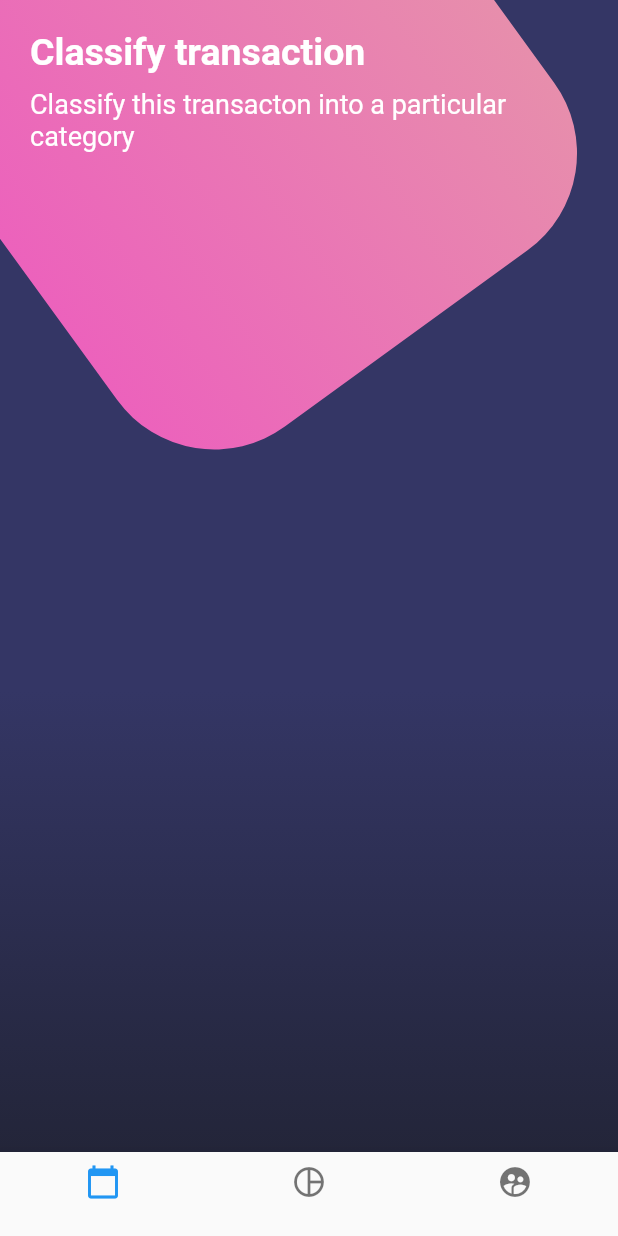
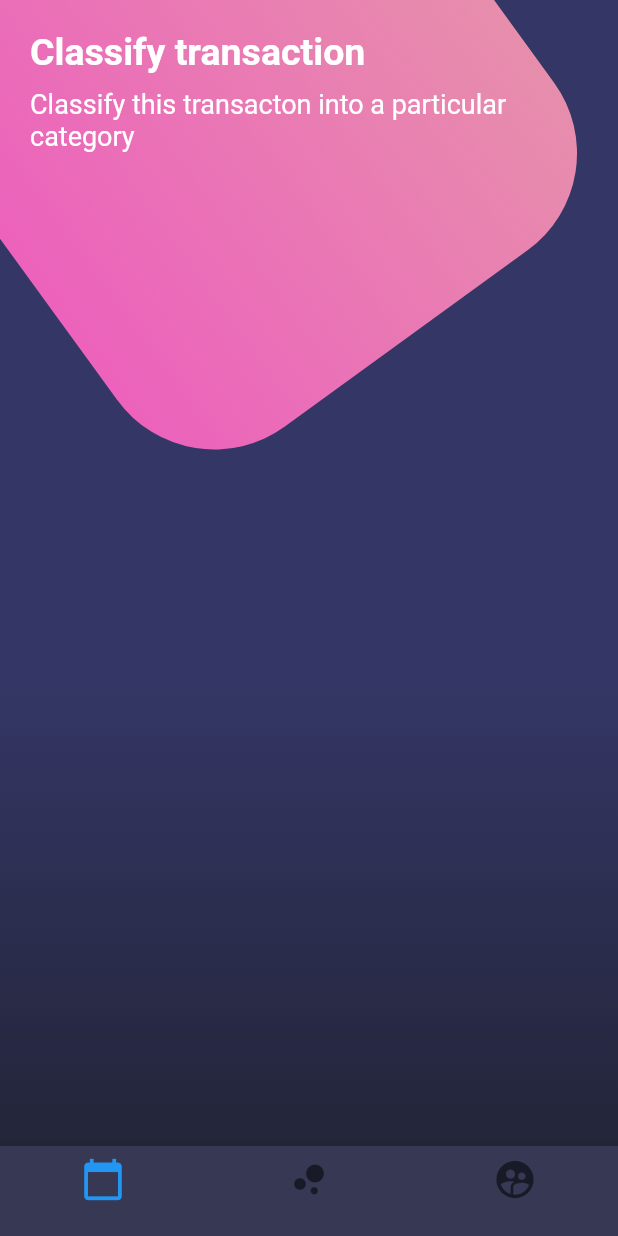
Before and after one commit to AntonioAV/disenos, a Flutter app: the screen it shows after launch, on a phone screen of 412 x 824 dp. Run offline on Flutter 3.47's test engine with Material 2 defaults, Android fonts, the phone set to English and light mode, and no system bars.

Commit message:
Cambiamos los colores del bottombar

```diff
--- a/lib/src/pages/botones_page.dart
+++ b/lib/src/pages/botones_page.dart
@@ -17,22 +17,7 @@ class BotonesPage extends StatelessWidget {
           )
         ],
       ),
-      bottomNavigationBar: BottomNavigationBar(
-        items: <BottomNavigationBarItem>[
-          BottomNavigationBarItem(
-            icon: Icon(Icons.calendar_today),
-            label: '',
-          ),
-          BottomNavigationBarItem(
-            icon: Icon(Icons.pie_chart_outline_outlined),
-            label: '',
-          ),
-          BottomNavigationBarItem(
-            icon: Icon(Icons.supervised_user_circle),
-            label: '',
-          ),
-        ],
-      ),
+      bottomNavigationBar: _bottomNavigationBar(context),
     );
   }
 
@@ -111,4 +96,33 @@ class BotonesPage extends StatelessWidget {
       ),
     );
   }
+
+  Widget _bottomNavigationBar(BuildContext context) {
+    return Theme(
+      data: Theme.of(context).copyWith(
+          canvasColor: Color.fromRGBO(55, 57, 84, 1.0),
+          primaryColor: Colors.pinkAccent,
+          textTheme: Theme.of(context).textTheme.copyWith(
+                caption: TextStyle(
+                  color: Color.fromRGBO(116, 117, 152, 1),
+                ),
+              )),
+      child: BottomNavigationBar(
+        items: [
+          BottomNavigationBarItem(
+            icon: Icon(Icons.calendar_today, size: 30.0),
+            label: '',
+          ),
+          BottomNavigationBarItem(
+            icon: Icon(Icons.bubble_chart, size: 30.0),
+            label: '',
+          ),
+          BottomNavigationBarItem(
+            icon: Icon(Icons.supervised_user_circle, size: 30.0),
+            label: '',
+          ),
+        ],
+      ),
+    );
+  }
 }
```
